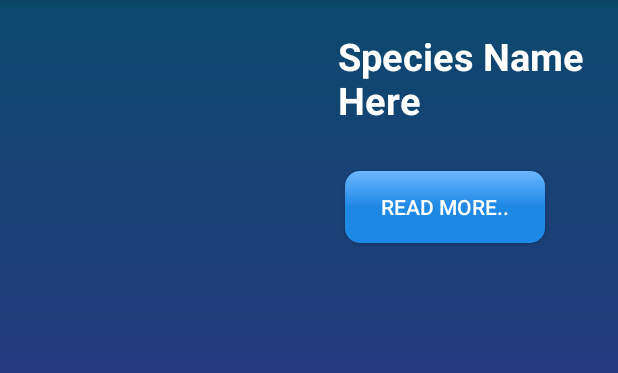
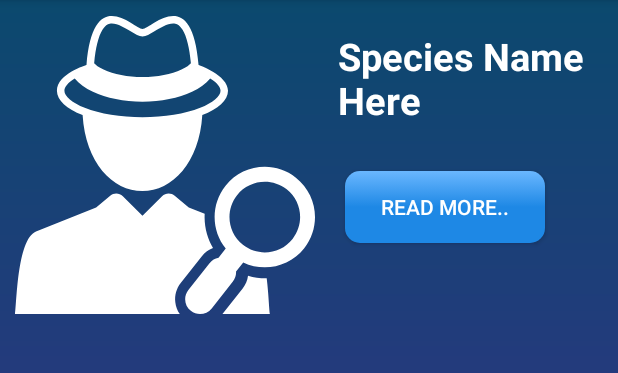
Before and after one commit to NikhilBartwal/Species.ai_Android, an Android app: the SpeciesInfo screen opened directly, with no data from a screen before it, on a phone screen of 412 x 824 dp, the part 84-457 px from its top. Run offline under Robolectric (Android 15) with nearby library versions, the phone set to English and light mode, and no system bars; Roboto replaces fonts that are not available here; 7 statements that could not run were skipped.

Commit message:
Added search icon for manual search

```diff
--- a/app/build.gradle
+++ b/app/build.gradle
@@ -3,6 +3,7 @@ apply plugin: 'com.android.application'
 android {
     compileSdkVersion 28
     defaultConfig {
+        vectorDrawables.useSupportLibrary = true
         applicationId "com.at.nikhil.speciesai"
         minSdkVersion 19
         targetSdkVersion 28
--- a/app/src/main/java/com/at/nikhil/speciesai/SpeciesInfo.java
+++ b/app/src/main/java/com/at/nikhil/speciesai/SpeciesInfo.java
@@ -50,7 +50,7 @@ public class SpeciesInfo extends AppCompatActivity implements DataCellAdapter.It
         try{
             imageUri = Uri.parse(data.getString("imageURI"));
         } catch(NullPointerException e){
-            imageDisplay.setVisibility(View.INVISIBLE);
+            e.printStackTrace();
         }
         if(imageUri != null){
             Bitmap bm = null;
--- /dev/null
+++ b/app/src/main/res/drawable/ic_search.xml
@@ -0,0 +1,7 @@
+<vector android:height="24dp" android:viewportHeight="420"
+    android:viewportWidth="420" android:width="24dp" xmlns:android="http://schemas.android.com/apk/res/android">
+    <path android:fillColor="#ffffff" android:pathData="M94.643,139.958c4.078,67.059 41.929,106.477 83.768,106.477c41.839,0 79.726,-39.412 83.812,-106.459c22.209,-8.65 35.998,-20.709 35.998,-34.053c0,-21.861 -41.126,-36.006 -41.221,-36.043c-4.461,-54.201 -19.567,-68.564 -35.498,-68.564c-17.941,0 -36.936,18.199 -42.971,18.199c-6.034,0 -25.027,-18.199 -42.966,-18.199c-15.935,0 -31.035,14.354 -35.502,68.564C99.97,69.917 58.69,82.23 58.69,105.923C58.69,119.257 72.46,131.31 94.643,139.958zM122.474,20.735c4.831,-7.91 9.532,-8.916 13.093,-8.916c8.37,0 18.706,6.395 26.252,11.064c6.936,4.299 11.514,7.135 16.714,7.135c5.204,0 9.786,-2.836 16.717,-7.135c7.549,-4.672 17.882,-11.066 26.253,-11.064c3.558,0 8.261,1.006 13.087,8.92c5.721,9.371 9.637,25.049 11.658,46.658c-2.091,2.311 -5.997,5.568 -13.146,8.969c-14.286,6.789 -33.667,10.525 -54.567,10.525c-20.901,0 -40.278,-3.736 -54.562,-10.525c-7.155,-3.4 -11.06,-6.658 -13.147,-8.969C112.845,45.784 116.761,30.104 122.474,20.735zM83.644,88.837c6.034,7.236 14.655,13.602 25.445,18.725c18.814,8.943 43.452,13.873 69.367,13.873s50.552,-4.93 69.367,-13.873c10.79,-5.123 19.412,-11.488 25.444,-18.725c9.184,5.58 14.456,11.707 14.456,17.086c0,7.789 -10.904,16.961 -28.461,23.941c-21.416,8.521 -50.112,13.207 -80.808,13.207c-30.696,0 -59.392,-4.687 -80.807,-13.207c-17.557,-6.98 -28.461,-16.152 -28.461,-23.941C69.188,100.544 74.461,94.417 83.644,88.837z"/>
+    <path android:fillColor="#ffffff" android:pathData="M261.631,337.765c4.098,-5.189 9.486,-9.123 15.579,-11.449c-7.476,-12.797 -11.597,-27.494 -11.778,-42.463c-0.021,-1.816 0.034,-3.631 0.127,-5.439l-22.256,-8.873l-19.712,-16.605c-5.204,-4.396 -12.894,-4.074 -17.72,0.728l-27.401,27.248l-27.48,-27.259c-4.83,-4.791 -12.508,-5.103 -17.708,-0.717l-19.71,16.605l-84.166,33.562C2.306,313.893 2.326,409.874 0,418.684h230.729c-3.402,-4.859 -5.57,-10.51 -6.287,-16.566c-1.143,-9.646 1.545,-19.158 7.56,-26.783L261.631,337.765z"/>
+    <path android:fillColor="#ffffff" android:pathData="M351.16,368.681c-0.005,0 -0.005,0 -0.007,0c-8.423,-0.002 -16.864,-1.267 -24.922,-3.701c-0.843,6.467 -3.41,12.629 -7.503,17.814l-28.306,35.889h66.486c-1.062,-4.006 -1.638,-26.113 -4.521,-50.021C351.98,368.669 351.572,368.681 351.16,368.681z"/>
+    <path android:fillColor="#ffffff" android:pathData="M393.264,227.687c-30.437,-24.006 -74.729,-18.775 -98.732,11.664c-20.682,26.217 -19.657,62.725 0.481,87.678l-10.063,12.764c-4.817,0.877 -9.348,3.441 -12.618,7.589l-29.633,37.571c-7.125,9.031 -5.576,22.131 3.455,29.254c9.032,7.123 22.131,5.576 29.257,-3.455l29.631,-37.571c3.271,-4.146 4.71,-9.146 4.44,-14.039l10.062,-12.76c28.965,13.771 64.7,6.262 85.383,-19.964C428.932,295.983 423.699,251.69 393.264,227.687zM388.567,313.519c-16.893,21.418 -48.061,25.1 -69.477,8.207c-21.42,-16.894 -25.101,-48.06 -8.207,-69.479c16.895,-21.418 48.062,-25.101 69.479,-8.209C401.78,260.933 405.461,292.101 388.567,313.519z"/>
+</vector>
--- a/app/src/main/res/layout/activity_species_info.xml
+++ b/app/src/main/res/layout/activity_species_info.xml
@@ -22,7 +22,7 @@
             android:layout_marginStart="10dp"
             android:layout_alignParentStart="true"
             android:layout_alignParentTop="true"
-            app:srcCompat="@mipmap/ic_launcher" />
+            app:srcCompat="@drawable/ic_search" />
 
         <TextView
             android:id="@+id/infoTitle"
```
